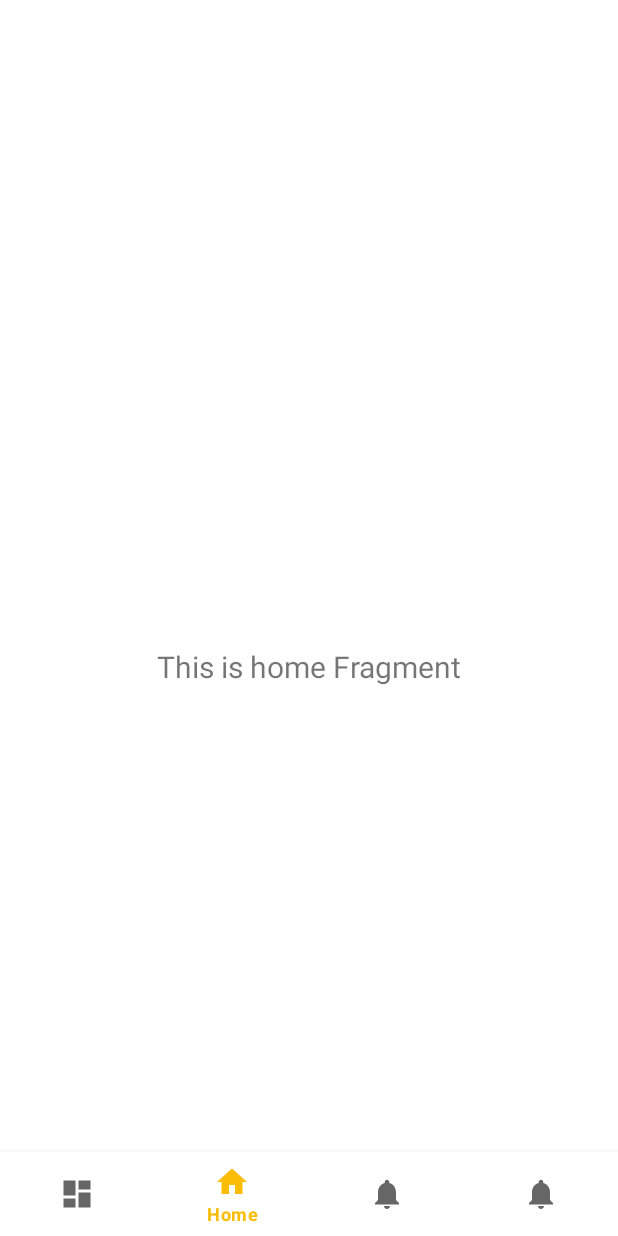
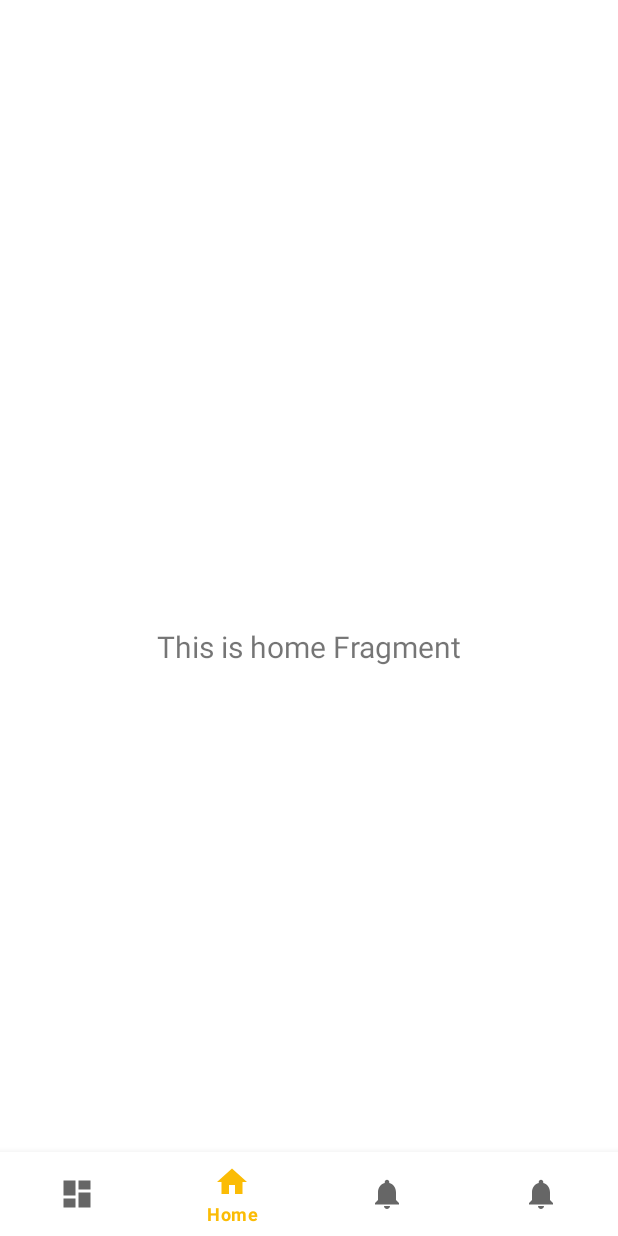
Before and after one commit to re-Mine/reMine-Android, an Android app: the screen it shows after launch (MainActivity), on a phone screen of 412 x 824 dp. Run offline under Robolectric (Android 15) with nearby library versions, the light colour scheme and no system bars; our stand-ins replace navigation-ui.

Commit message:
feat: 기초 설정

```diff
--- a/app/src/main/res/layout/activity_main.xml
+++ b/app/src/main/res/layout/activity_main.xml
@@ -1,10 +1,12 @@
 <?xml version="1.0" encoding="utf-8"?>
-<androidx.constraintlayout.widget.ConstraintLayout xmlns:android="http://schemas.android.com/apk/res/android"
+<androidx.constraintlayout.widget.ConstraintLayout
+    xmlns:android="http://schemas.android.com/apk/res/android"
     xmlns:app="http://schemas.android.com/apk/res-auto"
     android:id="@+id/container"
     android:layout_width="match_parent"
     android:layout_height="match_parent"
-    android:paddingTop="?attr/actionBarSize">
+    android:paddingTop="30dp">
+    <!--android:paddingTop="?attr/actionBarSize"-->
 
     <com.google.android.material.bottomnavigation.BottomNavigationView
         android:id="@+id/nav_view"
--- a/app/src/main/res/navigation/mobile_navigation.xml
+++ b/app/src/main/res/navigation/mobile_navigation.xml
@@ -21,7 +21,9 @@
         android:id="@+id/navigation_community"
         android:name="com.remine.ui.community.CommunityFragment"
         android:label="@string/title_community"
-        tools:layout="@layout/fragment_community" />
+        tools:layout="@layout/fragment_community" >
+
+    </fragment>
 
     <fragment
         android:id="@+id/navigation_mypage"
```
